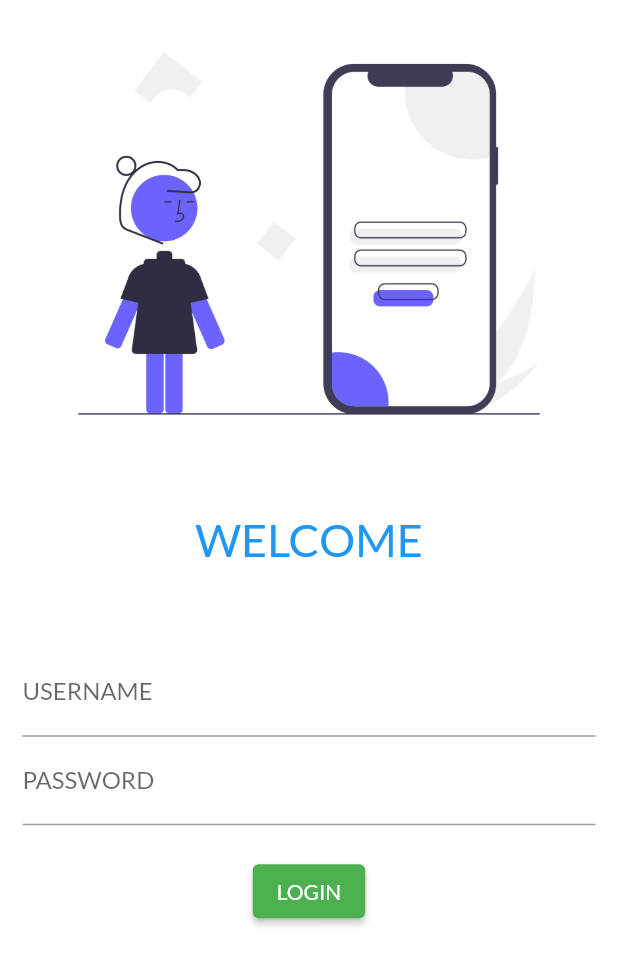
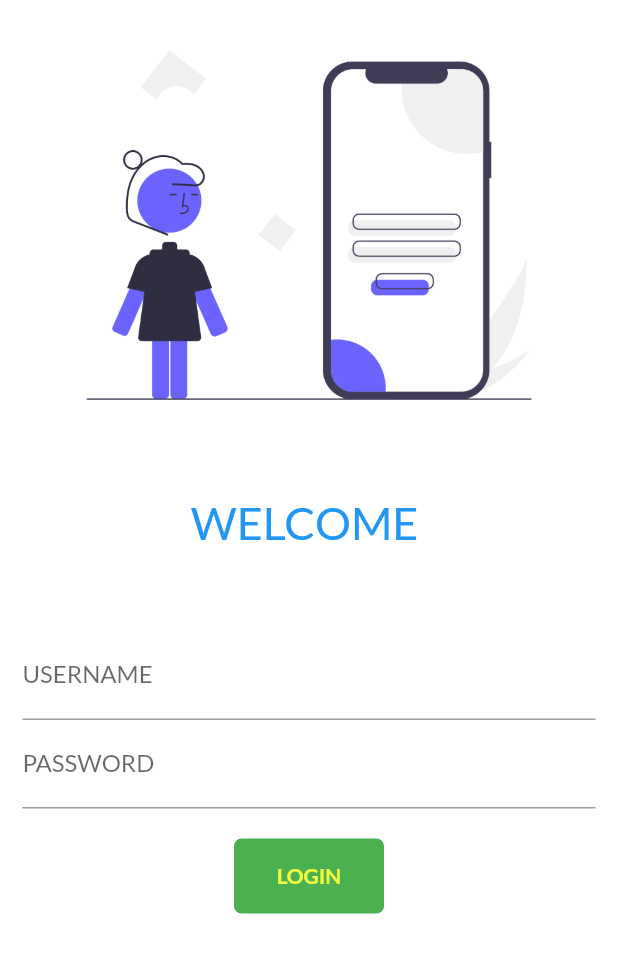
Before and after one commit to creatorashish/fresh-flutter, a Flutter app: the screen it shows after launch, on a phone screen of 412 x 824 dp. Shown: the top 965 px of the screen. Run offline on Flutter 3.47's test engine with Material 2 defaults, Android fonts, the phone set to English and light mode, and no system bars; our stand-ins replace google_fonts.

Commit message:
day -2 completed

```diff
--- /dev/null
+++ b/lib/Utls/routes.dart
@@ -0,0 +1,4 @@
+class MyRoutes {
+  static String homeroute = "/home";
+  static String loginroute = "/ASHISH";
+}
--- a/lib/main.dart
+++ b/lib/main.dart
@@ -1,7 +1,10 @@
 import 'package:flutter/material.dart';
+import 'package:flutter_application_1/screens/ashish.dart';
 
 import 'package:flutter_application_1/screens/login_page.dart';
 import 'package:google_fonts/google_fonts.dart';
+
+import 'Utls/routes.dart';
 
 void main() {
   runApp(MyApp());
@@ -15,10 +18,14 @@ class MyApp extends StatelessWidget {
       themeMode: ThemeMode.light,
       theme: ThemeData(primarySwatch: Colors.green,
       fontFamily: GoogleFonts.lato().fontFamily),
+      debugShowCheckedModeBanner: false,
       darkTheme: ThemeData(brightness: Brightness.dark),
+      initialRoute: "/",
       routes: {
         '/': (context) => Loginpage(),
-        '/login': (context) => Loginpage()
+        MyRoutes.homeroute:(context) => ASHISH(),
+        MyRoutes.loginroute:(context) => Loginpage(),
+
       },
     );
   }
--- a/lib/screens/ashish.dart
+++ b/lib/screens/ashish.dart
@@ -8,6 +8,19 @@ class ASHISH extends StatelessWidget {
     return Scaffold(
         appBar: AppBar(
       title: Text("my app"),
-    ) );
+    ),
+    body: Padding(
+      padding: const EdgeInsets.all(8.0),
+      child: Container(child:Column(
+        children: [Image.asset('assests/images/logistics.png',
+        fit: BoxFit.fill,
+        height: 300,),
+        Text("WELCOME TO MY WORLD",
+        textScaleFactor: 3.0,)
+
+        ],
+      )),
+    ), );
+
   }
 }
--- a/lib/screens/login_page.dart
+++ b/lib/screens/login_page.dart
@@ -1,19 +1,30 @@
 import 'package:flutter/material.dart';
+import 'package:flutter_application_1/Utls/routes.dart';
 
-class Loginpage extends StatelessWidget {
-  // This widget is the root of your application.
+class Loginpage extends StatefulWidget {
+  @override
+  _LoginpageState createState() => _LoginpageState();
+}
+
+class _LoginpageState extends State<Loginpage> {
+  String name = ""; // This widget is the root of your application.
   @override
   Widget build(BuildContext context) {
     return Material(
         color: Colors.white,
-        child: Column(
+        child: SingleChildScrollView(
+            child: Column(
           children: [
-            Image.asset('assests/images/login.png', fit: BoxFit.fill),
+            Image.asset(
+              'assests/images/login.png',
+              fit: BoxFit.fill,
+              height: 300,
+            ),
             SizedBox(
               height: 30,
             ),
             Text(
-              "WELCOME",
+              "WELCOME $name",
               style: TextStyle(
                 fontSize: 30,
                 color: Colors.blue,
@@ -30,6 +41,10 @@ class Loginpage extends StatelessWidget {
                   TextFormField(
                     decoration: InputDecoration(
                         hintText: "enter username", labelText: "USERNAME"),
+                    onChanged: (value) {
+                      name = value;
+                      setState(() {});
+                    },
                   ),
                   TextFormField(
                     obscureText: true,
@@ -39,17 +54,36 @@ class Loginpage extends StatelessWidget {
                   SizedBox(
                     height: 20,
                   ),
-                  ElevatedButton(
-                    child: Text("LOGIN"),
-                    style: TextButton.styleFrom(),
-                    onPressed: () {
-                      print("WELCOME TO MY WORLD");
-                    },
+                  InkWell(
+                    onTap: (() {
+                      Navigator.pushNamed(context, MyRoutes.homeroute);
+                    }),
+                    child: Container(
+                      height: 50.0,
+                      width: 100,
+                      alignment: Alignment.center,
+                      child: Text(
+                        "LOGIN",
+                        style: TextStyle(
+                            color: Colors.limeAccent,
+                            fontWeight: FontWeight.bold),
+                      ),
+                      decoration: BoxDecoration(
+                          color: Colors.green,
+                          borderRadius: BorderRadius.circular(5.0)),
+                    ),
                   )
+                  //ElevatedButton(
+                  // child: Text("LOGIN"),
+                  //style: TextButton.styleFrom(maximumSize: Size(600, 50)),
+                  //onPressed: () {
+                  // Navigator.pushNamed(context, MyRoutes.homeroute);
+                  // },
+                  // )
                 ],
               ),
             )
           ],
-        ));
+        )));
   }
 }
--- a/pubspec.yaml
+++ b/pubspec.yaml
@@ -47,8 +47,8 @@ flutter:
 
   # To add assets to your application, add an assets section, like this:
   assets:
-      - assests/images/
-  #     - images/a_dot_ham.jpeg
+      - assests/images/login.png
+      - assests/images/logistics.png
 
   # An image asset can refer to one or more resolution-specific "variants", see
   # https://flutter.dev/assets-and-images/#resolution-aware.
```
Also changed, not shown: assests/images/logistics.png (added).
